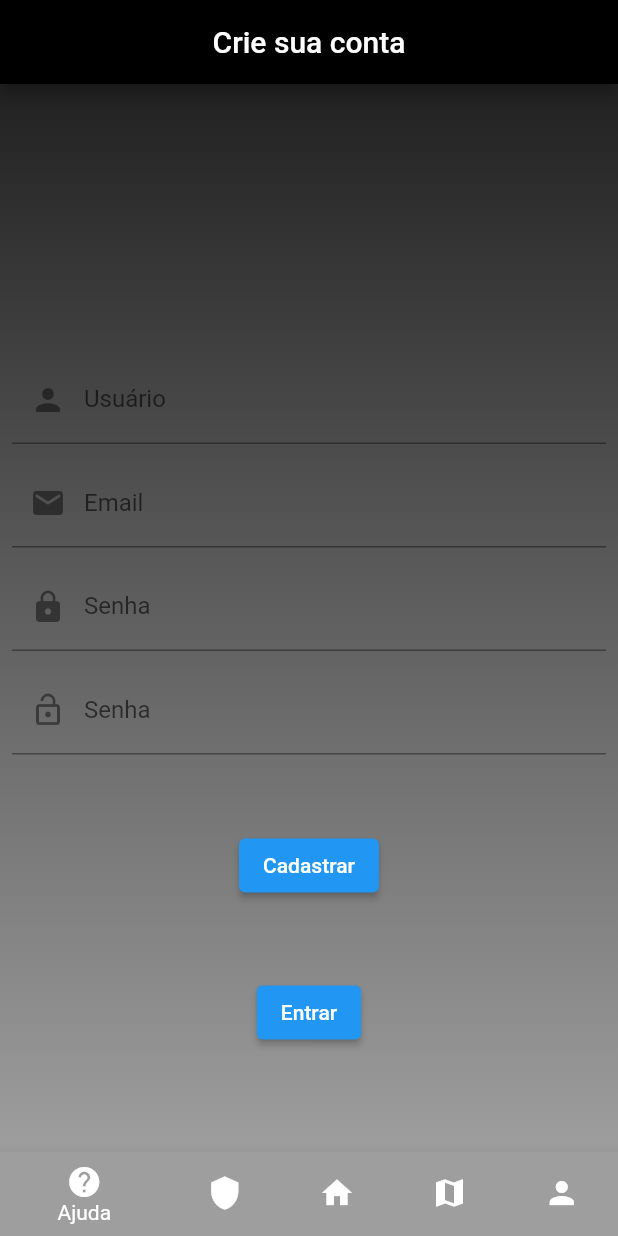
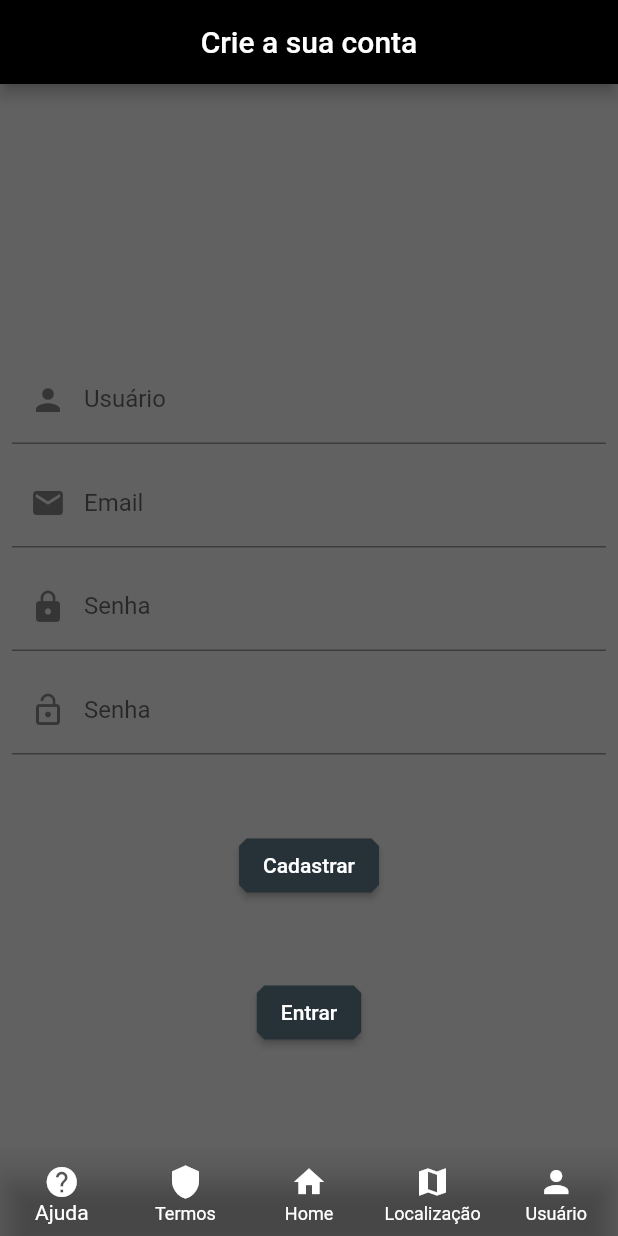
Before and after one commit to henrique97-hub/TCC-app-car-master, a Flutter app: the screen it shows after launch, on a phone screen of 412 x 824 dp. Run offline on Flutter 3.47's test engine with Material 2 defaults, Android fonts, the phone set to English and light mode, and no system bars; our stand-ins replace local_auth.

Commit message:
navegação , ajustes ui e desenvolvimento de telas

```diff
--- a/app_car/lib/main.dart
+++ b/app_car/lib/main.dart
@@ -1,3 +1,4 @@
+
 import 'package:app_car/ui/login_page.dart';
 import 'package:app_car/ui/register_page.dart';
 import 'package:app_car/ui/template_color.dart';
@@ -11,8 +12,8 @@ class MyApp extends StatelessWidget {
   const MyApp({Key? key}) : super(key: key);
   @override
   Widget build(BuildContext context) {
-    return MaterialApp(
-      home: MyHomePage(),
+    return const MaterialApp(
+      home: RegisterPage(),
     );
   }
 }
--- a/app_car/lib/ui/register_page.dart
+++ b/app_car/lib/ui/register_page.dart
@@ -1,4 +1,7 @@
 import 'package:app_car/ui/login_page.dart';
+import 'package:app_car/ui/template_color.dart';
+import 'package:app_car/ui/teste_widget.dart';
+import 'package:app_car/widgets/bottomNavigation.dart';
 import 'package:flutter/cupertino.dart';
 import 'package:flutter/material.dart';
 
@@ -10,10 +13,32 @@ class RegisterPage extends StatefulWidget {
 }
 
 class _RegisterPageState extends State<RegisterPage> {
+
   @override
   Widget build(BuildContext context) {
+    final ThemeData tema = ThemeData(
+    brightness: Brightness.dark
+    );
+
+    final LinearGradient gradiente = LinearGradient(
+      begin: Alignment.topCenter,
+      end: Alignment.bottomCenter,
+      colors: [
+        Colors.grey.shade900,
+        Colors.grey,
+      ],
+    );
+
     return Scaffold(
-      backgroundColor: Colors.transparent,
+      backgroundColor: tema.backgroundColor ,
+      appBar: AppBar(
+        title: const Center(
+          child: Text('Crie a sua conta'),
+        ),
+      backgroundColor: Colors.black,
+      ),
+
+
       extendBody: true,
       body: SingleChildScrollView(
         child: SizedBox(
@@ -59,8 +84,14 @@ class _RegisterPageState extends State<RegisterPage> {
                 ),
                 const SizedBox(height: 50),
                 ElevatedButton(
+
                   onPressed: () {},
                   child: const Text('Cadastrar'),
+                  style: ElevatedButton.styleFrom(
+                    primary: Colors.blueGrey[900],
+                    shape: const BeveledRectangleBorder(borderRadius: BorderRadius.all(Radius.circular(5)))
+                  )
+
                 ),
                 const SizedBox(height: 50),
                 ElevatedButton(
@@ -70,12 +101,18 @@ class _RegisterPageState extends State<RegisterPage> {
                     );
                   },
                   child: const Text('Entrar'),
+                  style: ElevatedButton.styleFrom(
+                    primary: Colors.blueGrey[900],
+                    shape: const BeveledRectangleBorder(borderRadius: BorderRadius.all(Radius.circular(5)))
+                  )
                 )
               ],
             ),
           ),
         ),
       ),
+      bottomNavigationBar: BottomNavigation(),
+      // bottomNavigationBar: FooterNavigation(),
     );
   }
 }
--- a/app_car/lib/ui/template_color.dart
+++ b/app_car/lib/ui/template_color.dart
@@ -1,37 +1,34 @@
-import 'package:app_car/ui/register_page.dart';
-import 'package:flutter/material.dart';
-import 'package:app_car/widgets/bottomNavigation.dart';
 
-class MyHomePage extends StatelessWidget {
-  const MyHomePage({Key? key}) : super(key: key);
+import 'package:flutter/cupertino.dart';
 
-  @override
-  Widget build(BuildContext context) {
-    return Scaffold(
-        appBar: AppBar(
-          title: const Center(
-            child: Text('Crie sua conta'),
-          ),
-          backgroundColor: Colors.black,
-        ),
-        body: Center(
-          child: Container(
-            decoration: BoxDecoration(
-                gradient: LinearGradient(
-              begin: Alignment.topCenter,
-              end: Alignment.bottomCenter,
-              colors: [
-                Colors.grey.shade900,
-                Colors.grey,
-              ],
-            )),
-            child: const Center(
-              child: RegisterPage(),
 
-            ),
-          ),
-        ),
-        bottomNavigationBar: const BottomNavigation(),
-        );
-  }
-}
+
+// import 'package:app_car/ui/register_page.dart';
+// import 'package:app_car/ui/teste_widget.dart';
+// import 'package:flutter/material.dart';
+// import 'package:app_car/widgets/bottomNavigation.dart';
+
+
+// class TemplateColor extends StatelessWidget {
+//   const TemplateColor ({Key? key}) : super(key: key);
+
+//   @override
+//   Widget build(BuildContext context) {
+//     return Scaffold(
+//         body: Center(
+//           child: Container(
+//             decoration: BoxDecoration(
+//                 gradient: LinearGradient(
+//               begin: Alignment.topCenter,
+//               end: Alignment.bottomCenter,
+//               colors: [
+//                 Colors.grey.shade900,
+//                 Colors.grey,
+//               ],
+//             )),
+
+//             ),
+//           ),
+//         );
+//   }
+// }
--- a/app_car/lib/widgets/bottomNavigation.dart
+++ b/app_car/lib/widgets/bottomNavigation.dart
@@ -15,6 +15,11 @@ class _BottomNavigationState extends State<BottomNavigation>{
   @override
   Widget build(BuildContext context) {
     return BottomNavigationBar(
+      type: BottomNavigationBarType.fixed,
+      backgroundColor: Color(0X7A7A7A),
+      selectedItemColor: Colors.white,
+      unselectedItemColor: Colors.white,
+
         items: const [
           BottomNavigationBarItem(
               icon: Icon(Icons.help),
@@ -39,7 +44,7 @@ class _BottomNavigationState extends State<BottomNavigation>{
               label: 'Usuário',
               backgroundColor: Colors.transparent)
         ],
-        backgroundColor: Colors.transparent
+
     );
   }
 }
```
Also changed, not shown: app_car/lib/ui/home_page.dart (+75 -32 lines), app_car/lib/ui/login_page.dart (+35 -33 lines), app_car/lib/ui/teste_widget.dart (+56 -12 lines).
